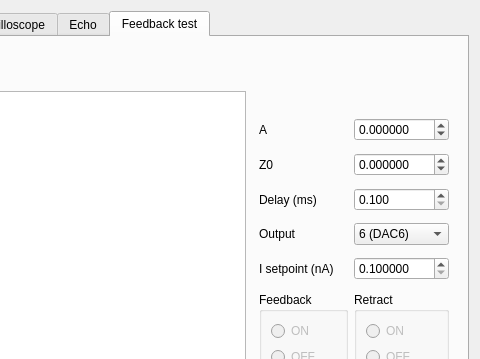
This is pyqt5 STM software/ui/Etest.ui in freestylexyz/STM-pyqt5-software as Qt 5 draws it before an edit; both pictures show x 260 to 740 and y 0 to 359 of the 740 by 540 pixel window. The edited form follows.
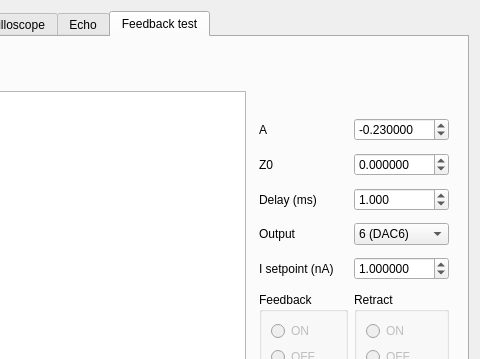
This is the edited form. The open tabs and pages were chosen to show the change. Icons and pictures are not drawn. Custom widgets are drawn as their Qt base class.

What changed in the file:
```diff
--- a/pyqt5 STM software/ui/Etest.ui
+++ b/pyqt5 STM software/ui/Etest.ui
@@ -2008,6 +2008,9 @@
             <property name="stepType">
              <enum>QAbstractSpinBox::AdaptiveDecimalStepType</enum>
             </property>
+            <property name="value">
+             <double>-0.230000000000000</double>
+            </property>
            </widget>
           </item>
           <item row="7" column="0">
@@ -2131,6 +2134,9 @@
             <property name="stepType">
              <enum>QAbstractSpinBox::AdaptiveDecimalStepType</enum>
             </property>
+            <property name="value">
+             <double>1.000000000000000</double>
+            </property>
            </widget>
           </item>
           <item row="2" column="0">
@@ -2183,6 +2189,9 @@
             <property name="stepType">
              <enum>QAbstractSpinBox::AdaptiveDecimalStepType</enum>
             </property>
+            <property name="value">
+             <double>1.000000000000000</double>
+            </property>
            </widget>
           </item>
           <item row="0" column="0" colspan="2">
```
